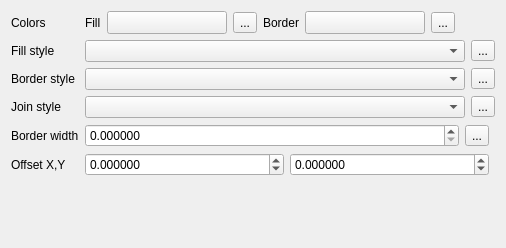
Qt form src/ui/symbollayer/widget_simplefill.ui (qgis/QGIS) before a commit.
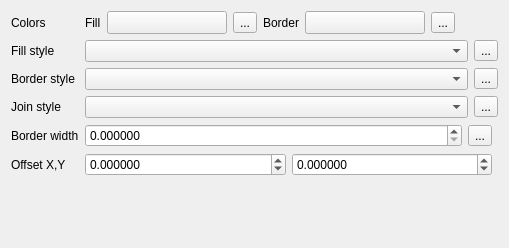
The same form after that commit. Custom widgets are drawn as their Qt base class.

Patch:
```diff
--- a/src/ui/symbollayer/widget_simplefill.ui
+++ b/src/ui/symbollayer/widget_simplefill.ui
@@ -6,7 +6,7 @@
    <rect>
     <x>0</x>
     <y>0</y>
-    <width>506</width>
+    <width>509</width>
     <height>248</height>
    </rect>
   </property>
@@ -269,10 +269,10 @@
         <number>6</number>
        </property>
        <property name="minimum">
-        <double>-999.000000000000000</double>
+        <double>-99999999.989999994635582</double>
        </property>
        <property name="maximum">
-        <double>999.000000000000000</double>
+        <double>99999999.989999994635582</double>
        </property>
        <property name="singleStep">
         <double>0.200000000000000</double>
@@ -291,10 +291,10 @@
         <number>6</number>
        </property>
        <property name="minimum">
-        <double>-999.000000000000000</double>
+        <double>-99999999.989999994635582</double>
        </property>
        <property name="maximum">
-        <double>999.000000000000000</double>
+        <double>99999999.989999994635582</double>
        </property>
        <property name="singleStep">
         <double>0.200000000000000</double>
```
